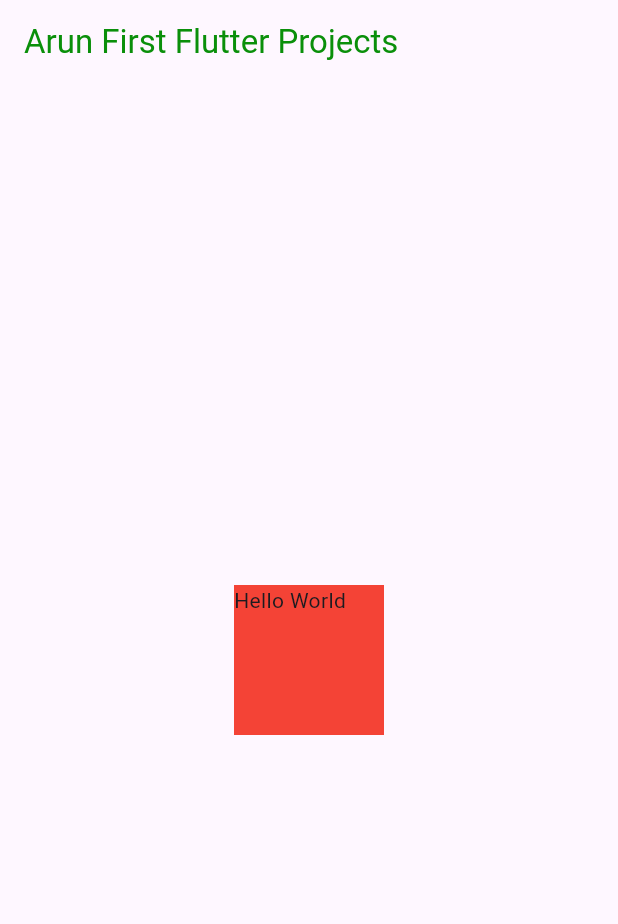
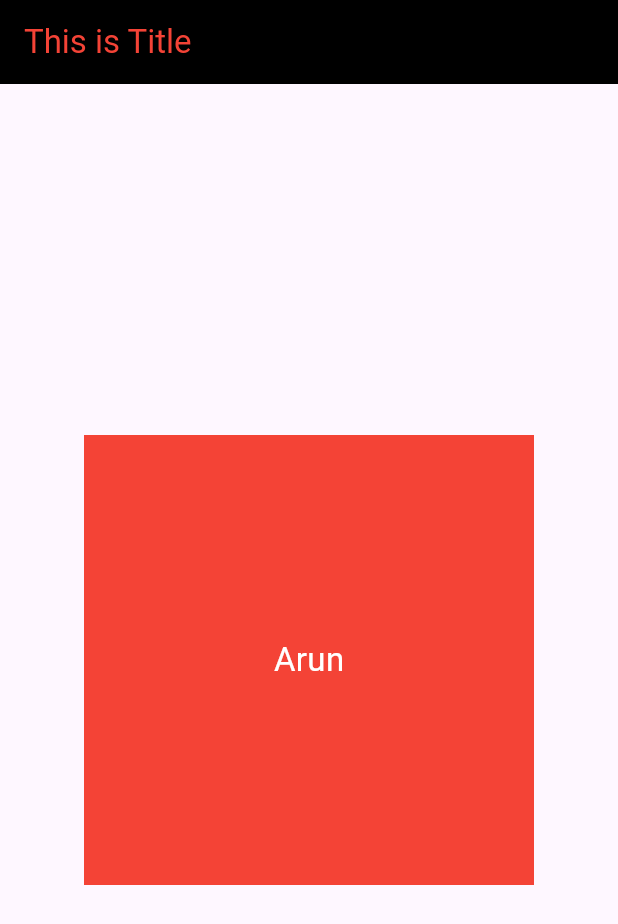
Before and after one commit to ArunPandeyLaudari/FlutterBy-Arun, a Flutter app: the screen it shows after launch, on a phone screen of 412 x 824 dp. Shown: the top 924 px of the screen. Run offline on Flutter 3.47's test engine with Material 3 defaults, Android fonts, the phone set to English and light mode, and no system bars.

Commit message:
Child,Text,Center Widget

```diff
--- a/lib/homepage.dart
+++ b/lib/homepage.dart
@@ -7,17 +7,22 @@ class HomePage extends StatelessWidget {
   Widget build(BuildContext context) {
     return Scaffold(
       appBar: AppBar(
-        title: Text(
-          "Arun First Flutter Projects",
-          style: TextStyle(color: const Color.fromARGB(255, 10, 143, 10)),
-        ),
+        title: Text("This is Title", style: TextStyle(color: Colors.red)),
+        backgroundColor: Colors.black,
       ),
+
       body: Center(
         child: Container(
-          width: 100,
-          height: 100,
+          height: 300,
+          width: 300,
           color: Colors.red,
-          child: Text("Hello World"),
+
+          child: Center(
+            child: Text(
+              "Arun",
+              style: TextStyle(color: Colors.white, fontSize: 22),
+            ),
+          ),
         ),
       ),
     );
--- a/lib/main.dart
+++ b/lib/main.dart
@@ -11,6 +11,8 @@ class MyApp extends StatelessWidget {
   // This widget is the root of your application.
   @override
   Widget build(BuildContext context) {
-    return MaterialApp(debugShowCheckedModeBanner: false, home: HomePage());
+    return MaterialApp(
+    debugShowCheckedModeBanner: false,
+    home: HomePage());
   }
 }
```
